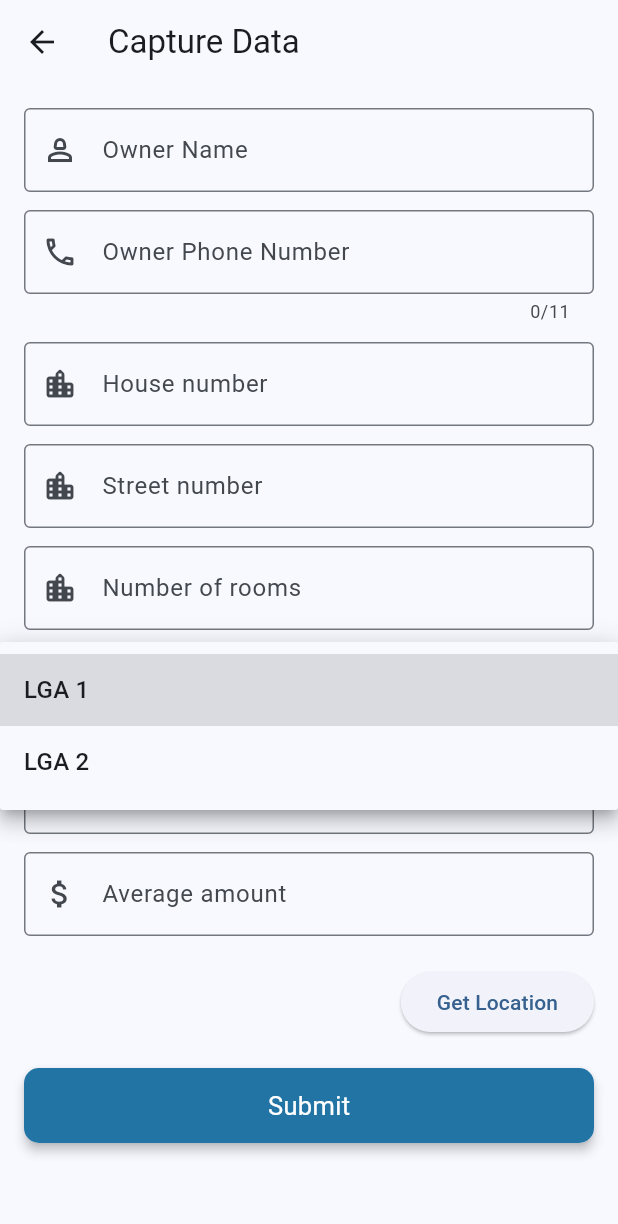
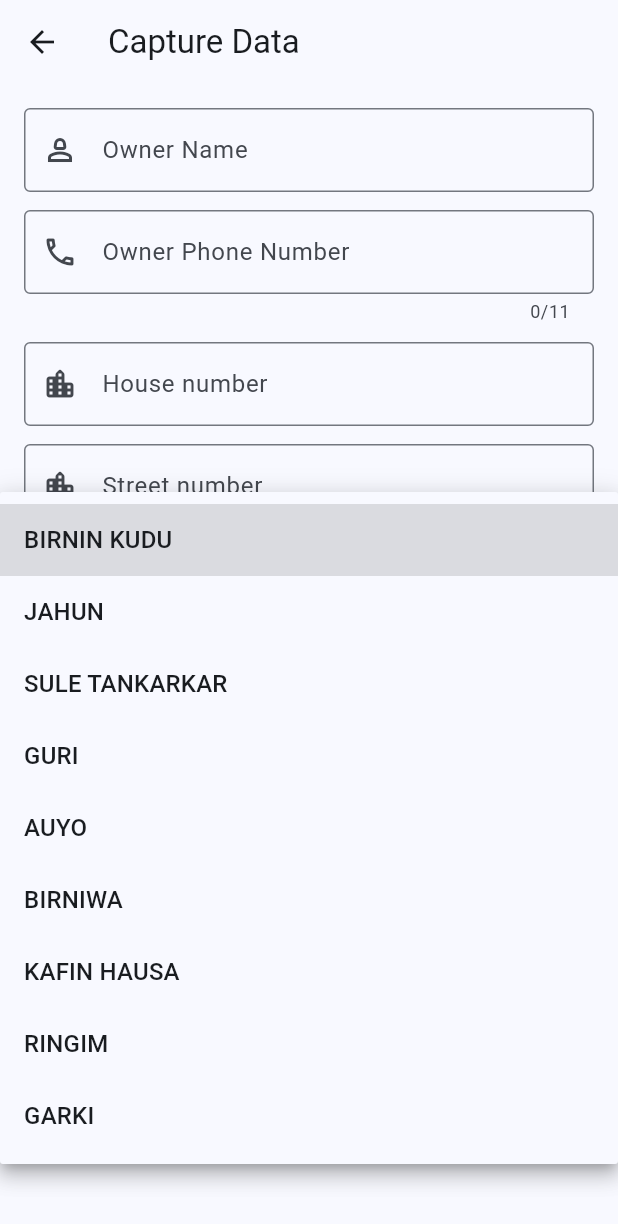
Before and after one commit to musjib999/data-capture, a Flutter app: the CaptureDataScreen screen opened directly, after a tap on "Select LGA", on a phone screen of 412 x 824 dp. Shown: the top 1224 px of the screen. Run offline on Flutter 3.47's test engine with Material 3 defaults, Android fonts, the light colour scheme and no system bars; our stand-ins replace cloud_firestore, firebase_auth, firebase_core, flutter_svg, location, shared_preferences; accounts and stored records are empty.

Commit message:
added multi layer dropdown

```diff
--- a/lib/screens/cature_data.dart
+++ b/lib/screens/cature_data.dart
@@ -43,8 +43,28 @@ class _CaptureDataScreenState extends State<CaptureDataScreen> {
   List<String> communities = [];
 
   final Map<String, List<String>> communityByLga = {
-    'LGA 1': ['Community 1', 'Community 2', 'Community 3'],
-    'LGA 2': ['Community 4', 'Community 5', 'Community 6'],
+    'BIRNIN KUDU': [
+      'RUMBUYA',
+      'BADUNGU',
+      'GUNA\'A DAMAU',
+      'TUDU BABBA',
+      'KADANGARE'
+    ],
+    'JAHUN': [
+      'KANWA',
+      'TINIBU',
+      'MAKANGAWA',
+      'JABARNA',
+      'IDANDUNA',
+      'DAMUTAWA'
+    ],
+    'SULE TANKARKAR': ['ALBASU'],
+    'GURI': ['ABUNABO', 'ZUGOBIYA'],
+    'AUYO': ['GADDIMARI', 'AFARMO'],
+    'BIRNIWA': ['KIRILLA'],
+    'KAFIN HAUSA': ['MAJERIN GABAS'],
+    'RINGIM': ['GILIMA', 'KWARI'],
+    'GARKI': ['KARGO'],
   };
 
   @override
```
